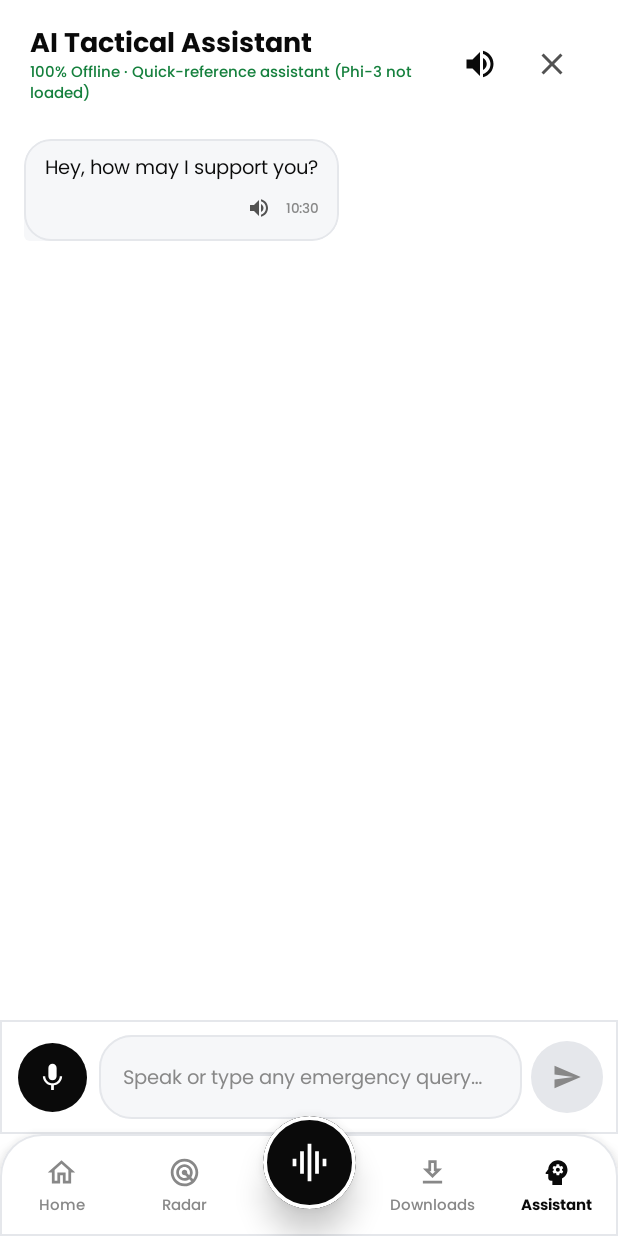
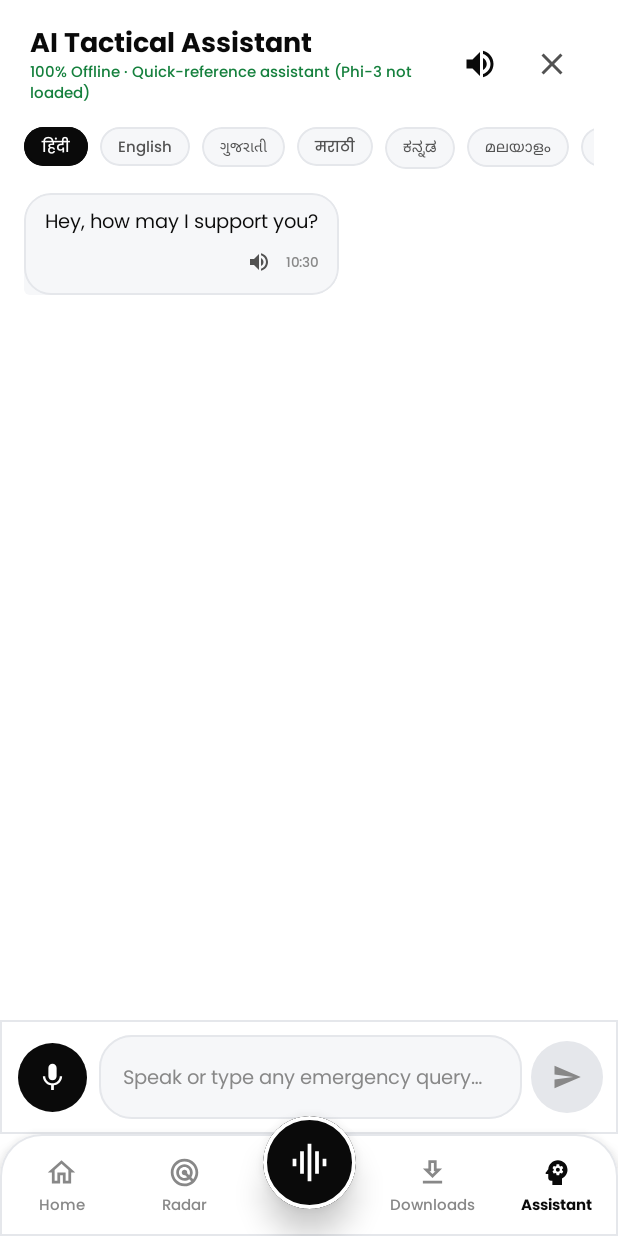
Before and after one commit to Precise-Goals/iTantra-Communication-Ecosystem, an Android app built with Jetpack Compose: the AIAssistantScreen screen opened through its navigation route, on a phone screen of 412 x 824 dp. Run offline under Robolectric (Android 15) with nearby library versions, the phone set to English and light mode, and no system bars; our stand-ins replace Room's generated code; libraries missing offline, so code that uses them is left out: ai.onnxruntime, org.nehuatl.llamacpp; pictures from the network do not load.

Commit message:
Fix real on-device bugs found via live ADB testing: STT crash/decoding, audio race, LLM stall
- STTModule: fix ORT_INVALID_ARGUMENT crash by making the length input
  tensor int64 (was int32); fix CTC decoding by using the correct blank
  token id (vocab.size-1, confirmed via tokens.txt, not 0); add missing
  per-mel-channel normalization the NeMo-trained IndicConformer model
  expects, without which the encoder collapsed to the same repeated
  character regardless of audio content.
- AudioCaptureModule: fix ConcurrentModificationException crash from the
  capture coroutine and flushAndTranscribe() racing on speechBuffer.
- LlmModule: on generate() timeout, actually stop the native completion
  instead of abandoning it, which was corrupting state for the next call;
  add token-level progress logging for future diagnosis.
- ModelDownloadManager: dedupe concurrent download() calls for the same
  pack, and read the HuggingFace redirect chain's X-Linked-ETag instead
  of the final CDN response's etag for correct hash verification.
- ArchiveExtractor: trim diagnostic logging back to production level.
- AIAssistantScreen: add an STT input-language selector — selectedLanguage
  was previously unwired to any UI control and stuck on Hindi.

Co-Authored-By: Claude Sonnet 5 <noreply@anthropic.com>

```diff
--- a/app/src/main/java/com/itantra/core/audio/STTModule.kt
+++ b/app/src/main/java/com/itantra/core/audio/STTModule.kt
@@ -190,14 +190,16 @@ class STTModule(
 
             val inputs = mutableMapOf(ioNames.featureInput to featureTensor)
             val lengthTensor = if (ioNames.lengthInput != null) {
-                OnnxTensor.createTensor(ortEnv, intArrayOf(numFrames)).also { inputs[ioNames.lengthInput] = it }
+                OnnxTensor.createTensor(ortEnv, longArrayOf(numFrames.toLong())).also { inputs[ioNames.lengthInput] = it }
             } else null
 
             val outputs = sess.run(inputs)
 
             @Suppress("UNCHECKED_CAST")
             val logits = outputs[0].value as Array<Array<FloatArray>>
-            val text = CtcDecoder.greedyDecode(logits[0], vocab)
+            // NeMo/IndicConformer CTC convention: blank is the LAST vocab entry, not id 0
+            // (confirmed on-device: hi's tokens.txt has "<unk> 0" ... "<blk> 5632").
+            val text = CtcDecoder.greedyDecode(logits[0], vocab, blankId = vocab.size - 1)
 
             val inferenceMs = System.currentTimeMillis() - inferenceStart
             Log.d(TAG, "STT inference: '${text.take(50)}' in ${inferenceMs}ms [${languageCode}]")
@@ -253,8 +255,28 @@ class STTModule(
             start += HOP_LENGTH
         }
 
+        // Per-feature (per-mel-channel) normalization across this utterance's frames — NeMo's
+        // AudioToMelSpectrogramPreprocessor default ("normalize: per_feature"). IndicConformer is
+        // NeMo-trained, so it expects normalized input; without this the encoder saw
+        // out-of-distribution magnitudes and collapsed to the same predicted token regardless of
+        // audio content (confirmed on-device: three different-length recordings all decoded to
+        // the same single repeated character).
+        val T = frames.size
+        for (m in 0 until N_MELS) {
+            var mean = 0.0
+            for (t in 0 until T) mean += frames[t][m]
+            mean /= T
+            var variance = 0.0
+            for (t in 0 until T) {
+                val d = frames[t][m] - mean
+                variance += d * d
+            }
+            val std = kotlin.math.sqrt(variance / T)
+            val denom = (std + 1e-5).toFloat()
+            for (t in 0 until T) frames[t][m] = ((frames[t][m] - mean) / denom).toFloat()
+        }
+
         // Flatten [T, N_MELS] → [N_MELS, T] (transpose for model input)
-        val T = frames.size
         val result = FloatArray(N_MELS * T)
         for (t in 0 until T) {
             for (m in 0 until N_MELS) {
--- a/app/src/main/java/com/itantra/ui/screen/AIAssistantScreen.kt
+++ b/app/src/main/java/com/itantra/ui/screen/AIAssistantScreen.kt
@@ -24,6 +24,7 @@ import androidx.compose.foundation.layout.padding
 import androidx.compose.foundation.layout.size
 import androidx.compose.foundation.layout.width
 import androidx.compose.foundation.lazy.LazyColumn
+import androidx.compose.foundation.lazy.LazyRow
 import androidx.compose.foundation.lazy.items
 import androidx.compose.foundation.lazy.rememberLazyListState
 import androidx.compose.foundation.shape.CircleShape
@@ -75,6 +76,19 @@ import java.text.SimpleDateFormat
 import java.util.Date
 import java.util.Locale
 
+/** STT input language options — must match the BCP-47 codes ModelRegistry.sttInfo() downloads for. */
+private val STT_LANGUAGES = listOf(
+    "hi" to "हिंदी",
+    "en" to "English",
+    "gu" to "ગુજરાતી",
+    "mr" to "मराठी",
+    "kn" to "ಕನ್ನಡ",
+    "ml" to "മലയാളം",
+    "ta" to "தமிழ்",
+    "te" to "తెలుగు",
+    "bn" to "বাংলা"
+)
+
 /**
  * 100% Offline AI Assistant Conversational Interface.
  *
@@ -94,6 +108,7 @@ fun AIAssistantScreen(
     val isVoiceMuted by viewModel.isVoiceMuted.collectAsState()
     val isRecordingVoice by viewModel.isRecordingVoice.collectAsState()
     val isUsingRealLlm by viewModel.isUsingRealLlm.collectAsState()
+    val selectedLanguage by viewModel.selectedLanguage.collectAsState()
     val listState = rememberLazyListState()
     var textInput by remember { mutableStateOf("") }
 
@@ -157,6 +172,31 @@ fun AIAssistantScreen(
                 // Clear chat
                 IconButton(onClick = { viewModel.clearAiChat() }) {
                     Icon(Icons.Filled.Clear, contentDescription = "Clear chat", tint = iTantraBlack60)
+                }
+            }
+        }
+
+        // ── STT input language (which on-device model transcribes the mic) ──
+        LazyRow(
+            modifier = Modifier.fillMaxWidth().padding(horizontal = 16.dp),
+            horizontalArrangement = Arrangement.spacedBy(8.dp),
+            contentPadding = PaddingValues(bottom = 8.dp)
+        ) {
+            items(STT_LANGUAGES, key = { it.first }) { (code, label) ->
+                val isSelected = code == selectedLanguage
+                Box(
+                    modifier = Modifier
+                        .clip(RoundedCornerShape(16.dp))
+                        .background(if (isSelected) iTantraBlack else iTantraCardAlt)
+                        .border(1.dp, if (isSelected) iTantraBlack else iTantraBorder, RoundedCornerShape(16.dp))
+                        .clickable { viewModel.setManualLanguage(code) }
+                        .padding(horizontal = 12.dp, vertical = 6.dp)
+                ) {
+                    Text(
+                        text = label,
+                        style = MaterialTheme.typography.labelSmall,
+                        color = if (isSelected) iTantraWhite else iTantraBlack60
+                    )
                 }
             }
         }
```
Also changed, not shown: app/src/main/java/com/itantra/core/ai/LlmModule.kt (+13 -0 lines), app/src/main/java/com/itantra/core/audio/AudioCaptureModule.kt (+20 -8 lines), app/src/main/java/com/itantra/core/download/ArchiveExtractor.kt (+6 -3 lines), app/src/main/java/com/itantra/core/download/ModelDownloadManager.kt (+45 -7 lines).
